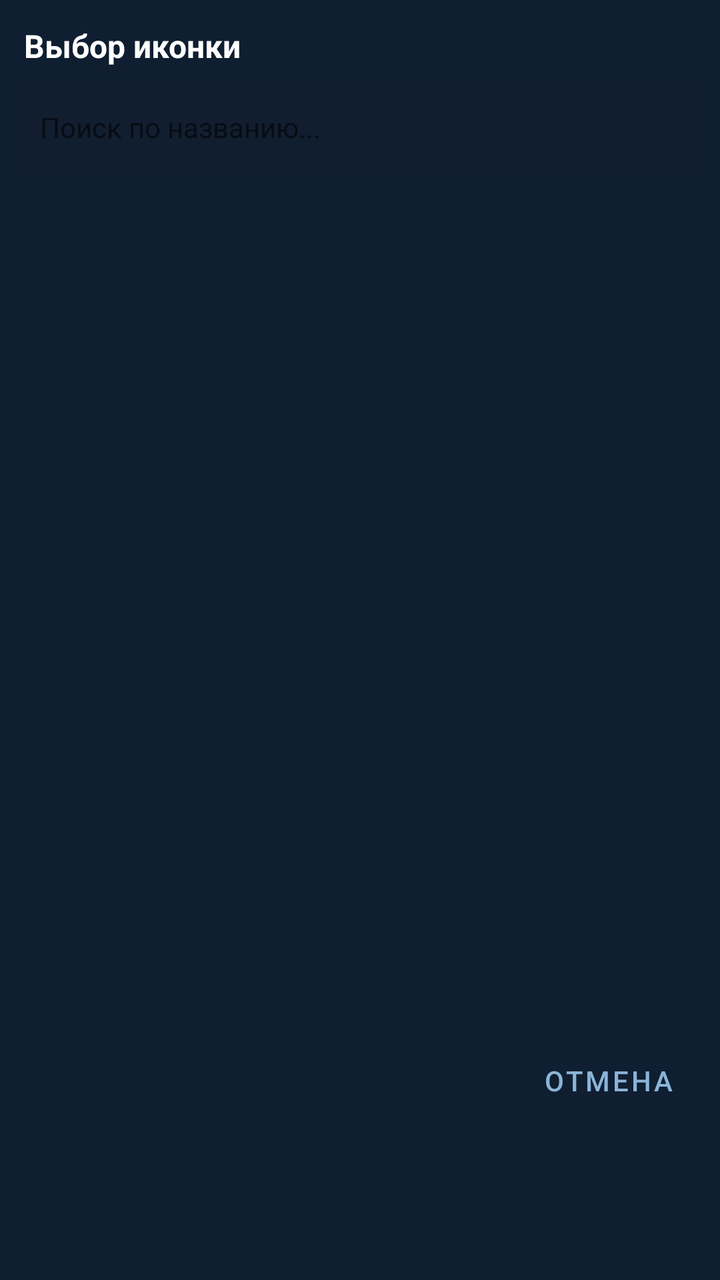
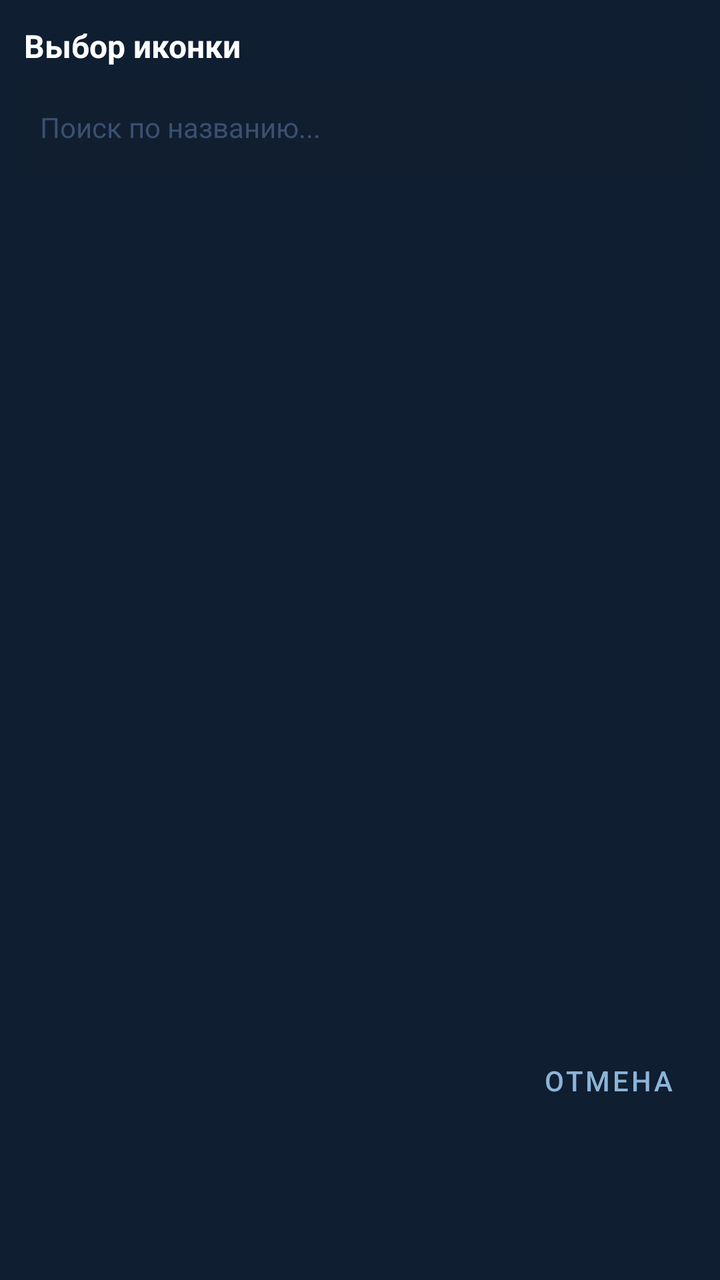

An Android layout rendered at two revisions. The XML below is the earlier revision; the diff shows what the commit changed to produce the second picture.
<!-- AndroidManifest.xml: application theme Theme.CoordScanner -->
<!-- res/layout/dialog_icon_picker.xml -->
<?xml version="1.0" encoding="utf-8"?>
<LinearLayout
    xmlns:android="http://schemas.android.com/apk/res/android"
    android:layout_width="match_parent"
    android:layout_height="wrap_content"
    android:orientation="vertical"
    android:background="@color/navy_surface"
    android:padding="12dp">

    <TextView
        android:layout_width="match_parent"
        android:layout_height="wrap_content"
        android:text="Выбор иконки"
        android:textColor="@color/text_primary"
        android:textSize="16sp"
        android:textStyle="bold"
        android:paddingBottom="8dp" />

    <EditText
        android:id="@+id/etSearch"
        android:layout_width="match_parent"
        android:layout_height="44dp"
        android:hint="Поиск по названию..."
        android:hintTextColor="@color/text_hint"
        android:textColor="@color/text_primary"
        android:textSize="14sp"
        android:background="@color/navy_card"
        android:paddingStart="8dp"
        android:paddingEnd="8dp"
        android:inputType="text"
        android:imeOptions="actionSearch"
        android:maxLines="1"
        android:layout_marginBottom="4dp" />

    <TextView
        android:id="@+id/tvIconCount"
        android:layout_width="wrap_content"
        android:layout_height="wrap_content"
        android:textColor="@color/text_secondary"
        android:textSize="11sp"
        android:paddingBottom="4dp" />

    <androidx.recyclerview.widget.RecyclerView
        android:id="@+id/rvIcons"
        android:layout_width="match_parent"
        android:layout_height="400dp"
        android:clipToPadding="false"
        android:padding="4dp" />

    <Button
        android:id="@+id/btnCancel"
        android:layout_width="wrap_content"
        android:layout_height="wrap_content"
        android:layout_gravity="end"
        android:layout_marginTop="8dp"
        android:text="Отмена"
        android:textColor="@color/text_secondary"
        style="?attr/borderlessButtonStyle" />

</LinearLayout>
<!-- resources referenced by this layout -->
<resources>
  <color name="navy_card">#111E30</color>
  <color name="navy_surface">#0F1E30</color>
  <color name="text_hint">#3A5070</color>
  <color name="text_primary">#FFFFFF</color>
  <color name="text_secondary">#8BB4D8</color>
  <style name="Theme.CoordScanner" parent="Theme.MaterialComponents.DayNight.NoActionBar">
          <item name="colorPrimary">@color/primary</item>
          <item name="colorPrimaryVariant">@color/primary_dark</item>
          <item name="colorOnPrimary">@color/on_primary</item>
          <item name="colorSecondary">@color/accent</item>
          <item name="colorSecondaryVariant">@color/accent</item>
          <item name="colorOnSecondary">@color/white</item>
          <item name="android:statusBarColor">@color/navy_deep</item>
          <item name="android:navigationBarColor">@color/navy_deep</item>
          <item name="android:windowBackground">@color/navy_bg</item>
          <item name="materialCardViewStyle">@style/CardStyle</item>
          <item name="colorSurface">@color/navy_surface</item>
          <item name="colorOnSurface">@color/text_primary</item>
      </style>
  <color name="primary">#2196F3</color>
  <color name="primary_dark">#1565C0</color>
  <color name="on_primary">#FFFFFF</color>
  <color name="accent">#00BCD4</color>
  <color name="white">#FFFFFF</color>
  <color name="navy_deep">#08111E</color>
  <color name="navy_bg">#0A1628</color>
  <style name="CardStyle" parent="Widget.MaterialComponents.CardView">
          <item name="cardElevation">2dp</item>
          <item name="cardCornerRadius">14dp</item>
          <item name="android:layout_marginBottom">6dp</item>
          <item name="cardBackgroundColor">@color/navy_card</item>
          <item name="strokeColor">@color/navy_stroke</item>
          <item name="strokeWidth">1dp</item>
      </style>
  <color name="navy_stroke">#1C3050</color>
</resources>

<!-- the commit's change to res/layout/dialog_icon_picker.xml (unified diff, before → after) -->
@@ -21,7 +21,7 @@
         android:layout_width="match_parent"
         android:layout_height="44dp"
         android:hint="Поиск по названию..."
-        android:hintTextColor="@color/text_hint"
+        android:textColorHint="@color/text_hint"
         android:textColor="@color/text_primary"
         android:textSize="14sp"
         android:background="@color/navy_card"
